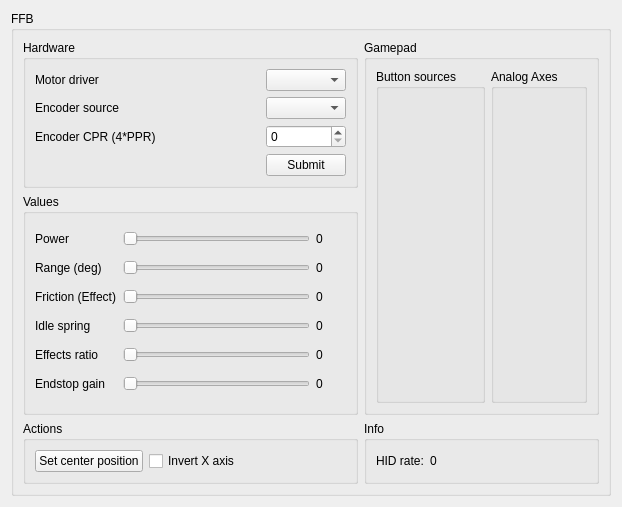
Qt form res/ffbclass.ui (Ultrawipf/OpenFFBoard-configurator) before a commit.
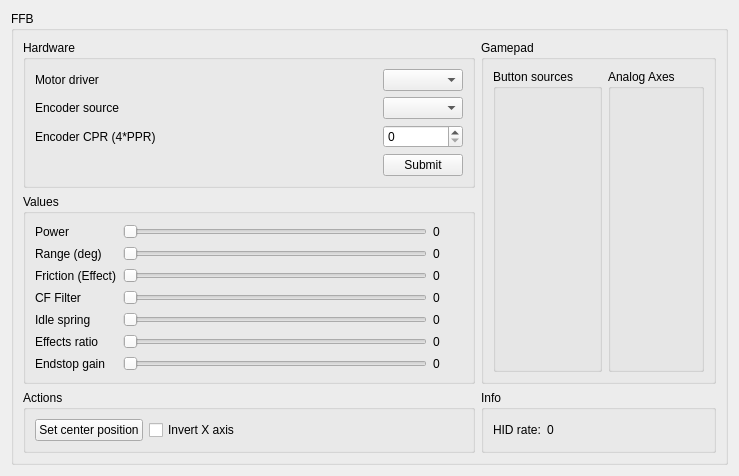
The same form after that commit.

Commit message: Added CF filter

Diff of the .ui file:
```diff
--- a/res/ffbclass.ui
+++ b/res/ffbclass.ui
@@ -6,8 +6,8 @@
    <rect>
     <x>0</x>
     <y>0</y>
-    <width>622</width>
-    <height>507</height>
+    <width>739</width>
+    <height>476</height>
    </rect>
   </property>
   <property name="windowTitle">
@@ -77,7 +77,7 @@
          <string>Values</string>
         </property>
         <layout class="QGridLayout" name="gridLayout_3">
-         <item row="4" column="1">
+         <item row="5" column="1">
           <widget class="QSlider" name="horizontalSlider_fxratio">
            <property name="toolTip">
             <string>&lt;html&gt;&lt;head/&gt;&lt;body&gt;&lt;p&gt;High = Effects and endstop have the same peak torque. Low = effect peak is reduced to make endstop more prominent&lt;/p&gt;&lt;/body&gt;&lt;/html&gt;</string>
@@ -165,6 +165,54 @@
            </property>
           </widget>
          </item>
+         <item row="2" column="0">
+          <widget class="QLabel" name="label_7">
+           <property name="toolTip">
+            <string>&lt;html&gt;&lt;head/&gt;&lt;body&gt;&lt;p&gt;Intensity of friction effects&lt;/p&gt;&lt;/body&gt;&lt;/html&gt;</string>
+           </property>
+           <property name="text">
+            <string>Friction (Effect)</string>
+           </property>
+          </widget>
+         </item>
+         <item row="2" column="1">
+          <widget class="QSlider" name="horizontalSlider_friction">
+           <property name="toolTip">
+            <string>&lt;html&gt;&lt;head/&gt;&lt;body&gt;&lt;p&gt;Intensity of friction effects&lt;/p&gt;&lt;/body&gt;&lt;/html&gt;</string>
+           </property>
+           <property name="maximum">
+            <number>255</number>
+           </property>
+           <property name="value">
+            <number>0</number>
+           </property>
+           <property name="sliderPosition">
+            <number>0</number>
+           </property>
+           <property name="orientation">
+            <enum>Qt::Horizontal</enum>
+           </property>
+          </widget>
+         </item>
+         <item row="4" column="1">
+          <widget class="QSlider" name="horizontalSlider_idle">
+           <property name="toolTip">
+            <string>&lt;html&gt;&lt;head/&gt;&lt;body&gt;&lt;p&gt;Centering force when FFB is inactive&lt;/p&gt;&lt;/body&gt;&lt;/html&gt;</string>
+           </property>
+           <property name="maximum">
+            <number>255</number>
+           </property>
+           <property name="value">
+            <number>0</number>
+           </property>
+           <property name="sliderPosition">
+            <number>0</number>
+           </property>
+           <property name="orientation">
+            <enum>Qt::Horizontal</enum>
+           </property>
+          </widget>
+         </item>
          <item row="0" column="0">
           <widget class="QLabel" name="label_3">
            <property name="toolTip">
@@ -185,64 +233,6 @@
            </property>
           </widget>
          </item>
-         <item row="3" column="1">
-          <widget class="QSlider" name="horizontalSlider_idle">
-           <property name="toolTip">
-            <string>&lt;html&gt;&lt;head/&gt;&lt;body&gt;&lt;p&gt;Centering force when FFB is inactive&lt;/p&gt;&lt;/body&gt;&lt;/html&gt;</string>
-           </property>
-           <property name="maximum">
-            <number>255</number>
-           </property>
-           <property name="value">
-            <number>0</number>
-           </property>
-           <property name="sliderPosition">
-            <number>0</number>
-           </property>
-           <property name="orientation">
-            <enum>Qt::Horizontal</enum>
-           </property>
-          </widget>
-         </item>
-         <item row="2" column="0">
-          <widget class="QLabel" name="label_7">
-           <property name="toolTip">
-            <string>&lt;html&gt;&lt;head/&gt;&lt;body&gt;&lt;p&gt;Intensity of friction effects&lt;/p&gt;&lt;/body&gt;&lt;/html&gt;</string>
-           </property>
-           <property name="text">
-            <string>Friction (Effect)</string>
-           </property>
-          </widget>
-         </item>
-         <item row="2" column="1">
-          <widget class="QSlider" name="horizontalSlider_friction">
-           <property name="toolTip">
-            <string>&lt;html&gt;&lt;head/&gt;&lt;body&gt;&lt;p&gt;Intensity of friction effects&lt;/p&gt;&lt;/body&gt;&lt;/html&gt;</string>
-           </property>
-           <property name="maximum">
-            <number>255</number>
-           </property>
-           <property name="value">
-            <number>0</number>
-           </property>
-           <property name="sliderPosition">
-            <number>0</number>
-           </property>
-           <property name="orientation">
-            <enum>Qt::Horizontal</enum>
-           </property>
-          </widget>
-         </item>
-         <item row="3" column="0">
-          <widget class="QLabel" name="label_8">
-           <property name="toolTip">
-            <string>&lt;html&gt;&lt;head/&gt;&lt;body&gt;&lt;p&gt;Centering force when FFB is inactive&lt;/p&gt;&lt;/body&gt;&lt;/html&gt;</string>
-           </property>
-           <property name="text">
-            <string>Idle spring</string>
-           </property>
-          </widget>
-         </item>
          <item row="0" column="2">
           <widget class="QLabel" name="label_power">
            <property name="minimumSize">
@@ -263,14 +253,7 @@
            </property>
           </widget>
          </item>
-         <item row="3" column="2">
-          <widget class="QLabel" name="label_idle">
-           <property name="text">
-            <string>0</string>
-           </property>
-          </widget>
-         </item>
-         <item row="5" column="1">
+         <item row="6" column="1">
           <widget class="QSlider" name="horizontalSlider_esgain">
            <property name="toolTip">
             <string>&lt;html&gt;&lt;head/&gt;&lt;body&gt;&lt;p&gt;How stiff the endstop should be (Tune to taste while keeping noise low)&lt;/p&gt;&lt;/body&gt;&lt;/html&gt;</string>
@@ -283,21 +266,24 @@
            </property>
           </widget>
          </item>
-         <item row="4" column="2">
-          <widget class="QLabel" name="label_fxratio">
-           <property name="text">
-            <string>0</string>
-           </property>
-          </widget>
-         </item>
-         <item row="5" column="2">
-          <widget class="QLabel" name="label_esgain">
-           <property name="text">
-            <string>0</string>
-           </property>
-          </widget>
-         </item>
          <item row="4" column="0">
+          <widget class="QLabel" name="label_8">
+           <property name="toolTip">
+            <string>&lt;html&gt;&lt;head/&gt;&lt;body&gt;&lt;p&gt;Centering force when FFB is inactive&lt;/p&gt;&lt;/body&gt;&lt;/html&gt;</string>
+           </property>
+           <property name="text">
+            <string>Idle spring</string>
+           </property>
+          </widget>
+         </item>
+         <item row="4" column="2">
+          <widget class="QLabel" name="label_idle">
+           <property name="text">
+            <string>0</string>
+           </property>
+          </widget>
+         </item>
+         <item row="5" column="0">
           <widget class="QLabel" name="label_9">
            <property name="toolTip">
             <string>&lt;html&gt;&lt;head/&gt;&lt;body&gt;&lt;p&gt;High = Effects and endstop have the same peak torque. Low = effect peak is reduced to make endstop more prominent&lt;/p&gt;&lt;/body&gt;&lt;/html&gt;</string>
@@ -307,7 +293,7 @@
            </property>
           </widget>
          </item>
-         <item row="5" column="0">
+         <item row="6" column="0">
           <widget class="QLabel" name="label_10">
            <property name="toolTip">
             <string>&lt;html&gt;&lt;head/&gt;&lt;body&gt;&lt;p&gt;How stiff the endstop should be (Tune to taste while keeping noise low)&lt;/p&gt;&lt;/body&gt;&lt;/html&gt;</string>
@@ -317,6 +303,59 @@
            </property>
           </widget>
          </item>
+         <item row="5" column="2">
+          <widget class="QLabel" name="label_fxratio">
+           <property name="text">
+            <string>0</string>
+           </property>
+          </widget>
+         </item>
+         <item row="6" column="2">
+          <widget class="QLabel" name="label_esgain">
+           <property name="text">
+            <string>0</string>
+           </property>
+          </widget>
+         </item>
+         <item row="3" column="1">
+          <widget class="QSlider" name="horizontalSlider_cffilter">
+           <property name="toolTip">
+            <string>&lt;html&gt;&lt;head/&gt;&lt;body&gt;&lt;p&gt;Constant force effect filter&lt;/p&gt;&lt;/body&gt;&lt;/html&gt;</string>
+           </property>
+           <property name="minimum">
+            <number>10</number>
+           </property>
+           <property name="maximum">
+            <number>500</number>
+           </property>
+           <property name="value">
+            <number>10</number>
+           </property>
+           <property name="sliderPosition">
+            <number>10</number>
+           </property>
+           <property name="orientation">
+            <enum>Qt::Horizontal</enum>
+           </property>
+          </widget>
+         </item>
+         <item row="3" column="0">
+          <widget class="QLabel" name="label_11">
+           <property name="toolTip">
+            <string>&lt;html&gt;&lt;head/&gt;&lt;body&gt;&lt;p&gt;Constant force effect filter&lt;/p&gt;&lt;/body&gt;&lt;/html&gt;</string>
+           </property>
+           <property name="text">
+            <string>CF Filter</string>
+           </property>
+          </widget>
+         </item>
+         <item row="3" column="2">
+          <widget class="QLabel" name="label_cffilter">
+           <property name="text">
+            <string>0</string>
+           </property>
+          </widget>
+         </item>
         </layout>
        </widget>
       </item>
```
The commit also changes 1 other file.
